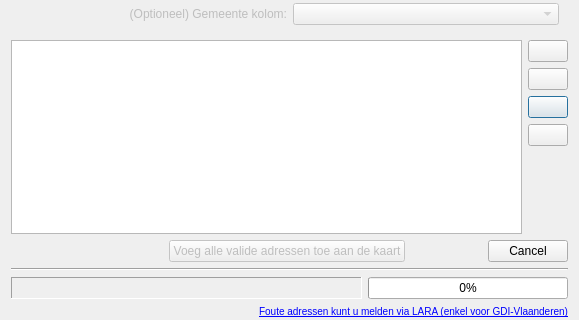
First picture: the form in ui_geopunt4QgisBatchGeoCode.ui, repository warrieka/geopunt4Qgis, before the edit; both pictures show x 0 to 579 and y 165 to 485 of the 579 by 485 pixel window.
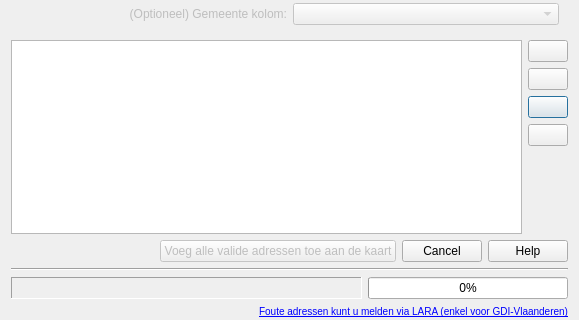
Second picture: the form after the edit. Icons and pictures are not drawn.

Commit message: created help function

Patch:
```diff
--- a/ui_geopunt4QgisBatchGeoCode.ui
+++ b/ui_geopunt4QgisBatchGeoCode.ui
@@ -425,7 +425,7 @@
      <item>
       <widget class="QDialogButtonBox" name="buttonBox">
        <property name="sizePolicy">
-        <sizepolicy hsizetype="Minimum" vsizetype="Minimum">
+        <sizepolicy hsizetype="Maximum" vsizetype="Minimum">
          <horstretch>0</horstretch>
          <verstretch>0</verstretch>
         </sizepolicy>
@@ -434,7 +434,7 @@
         <enum>Qt::Horizontal</enum>
        </property>
        <property name="standardButtons">
-        <set>QDialogButtonBox::Cancel</set>
+        <set>QDialogButtonBox::Cancel|QDialogButtonBox::Help</set>
        </property>
       </widget>
      </item>
```
The commit also changes 18 other files.
